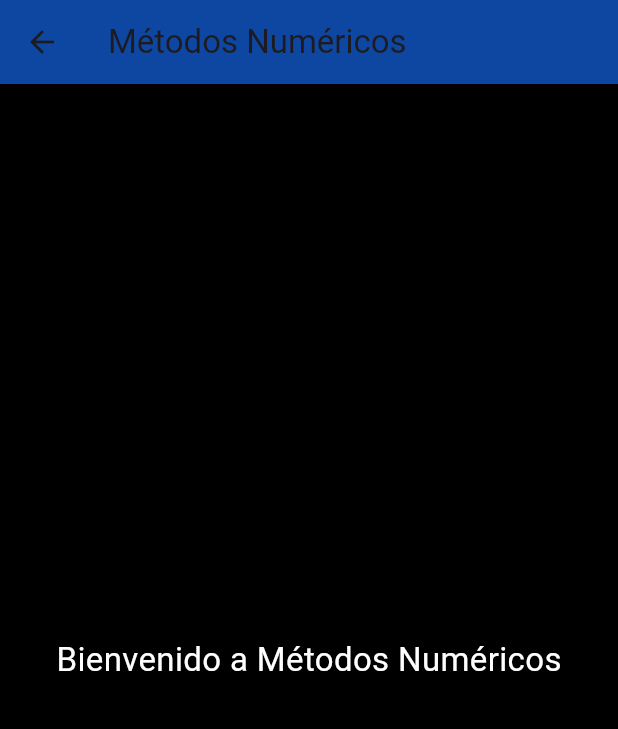
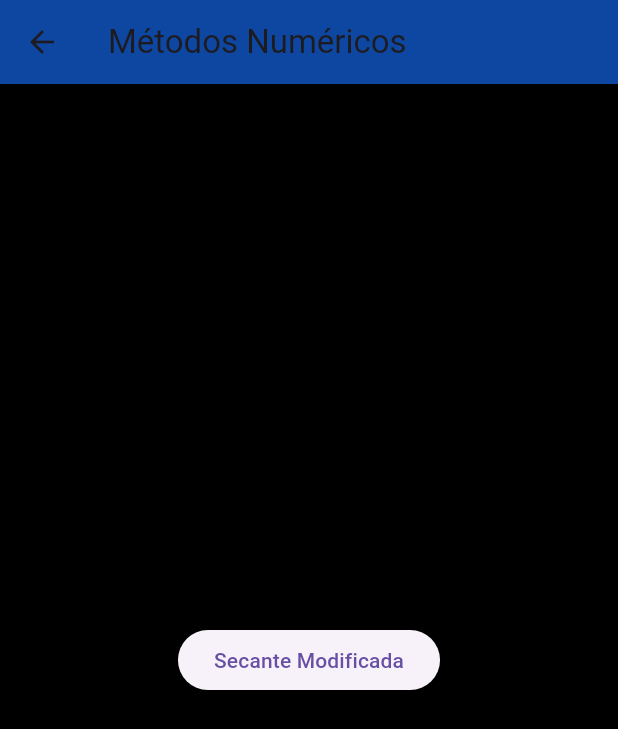
Before and after one commit to bgomezo5-lab/rentas_playa_cpp, a Flutter app: the MetodosPage screen opened directly, on a phone screen of 412 x 824 dp. Shown: the top 729 px of the screen. Run offline on Flutter 3.47's test engine with Material 3 defaults, Android fonts, the phone set to English and light mode, and no system bars.

Commit message:
adicion de boton de secante modificada, correccion de botones pila y cola

```diff
--- a/lib/pages/Metodos_page.dart
+++ b/lib/pages/Metodos_page.dart
@@ -13,13 +13,12 @@ class MetodosPage extends StatelessWidget {
         backgroundColor: Colors.blue[900],
       ),
 
-      body: const Center(
-        child: Text(
-          "Bienvenido a Métodos Numéricos",
-          style: TextStyle(
-            fontSize: 22,
-            color: Colors.white,
-          ),
+      body: Center(
+        child: ElevatedButton(
+          onPressed: () {
+            print("Secante Modificada");
+          },
+          child: const Text("Secante Modificada"),
         ),
       ),
     );
--- a/lib/pages/Programacion_page.dart
+++ b/lib/pages/Programacion_page.dart
@@ -180,9 +180,9 @@ class _ProgramacionPageState extends State<ProgramacionPage> {
               scrollDirection: Axis.horizontal,
               child: Row(
                 children: [
-                  _botonAccion("Pilas", funcionPila, Colors.red[700]!),
+                  _botonAccion("Colas", funcionPila, Colors.red[700]!),
                   const SizedBox(width: 10),
-                  _botonAccion("Colas", funcionCola, Colors.orange[800]!),
+                  _botonAccion("Pilas", funcionCola, Colors.orange[800]!),
                   const SizedBox(width: 10),
                   _botonAccion("Nodos", funcionNodos, Colors.teal[700]!),
                 ],
```
